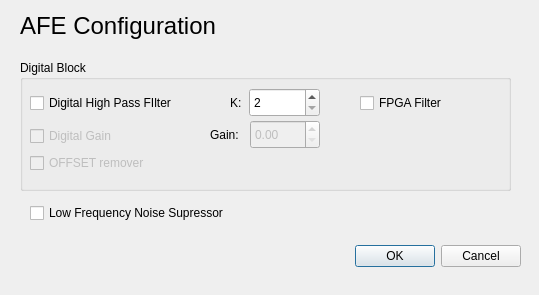
ecristal/daphne_gui, file dialogafeconfiguration.ui: the form before one commit.
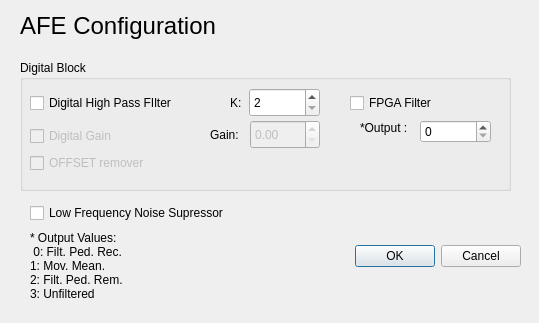
The form after the commit.

The edit to the form file:
```diff
--- a/dialogafeconfiguration.ui
+++ b/dialogafeconfiguration.ui
@@ -7,7 +7,7 @@
     <x>0</x>
     <y>0</y>
     <width>539</width>
-    <height>295</height>
+    <height>323</height>
    </rect>
   </property>
   <property name="windowTitle">
@@ -165,7 +165,7 @@
    <widget class="QCheckBox" name="checkBoxFpgaFilterEnabled">
     <property name="geometry">
      <rect>
-      <x>340</x>
+      <x>330</x>
       <y>30</y>
       <width>101</width>
       <height>26</height>
@@ -175,6 +175,32 @@
      <string>FPGA Filter</string>
     </property>
    </widget>
+   <widget class="QSpinBox" name="spinBoxFilterOutputValue">
+    <property name="geometry">
+     <rect>
+      <x>400</x>
+      <y>60</y>
+      <width>71</width>
+      <height>23</height>
+     </rect>
+    </property>
+    <property name="maximum">
+     <number>3</number>
+    </property>
+   </widget>
+   <widget class="QLabel" name="label_4">
+    <property name="geometry">
+     <rect>
+      <x>340</x>
+      <y>60</y>
+      <width>58</width>
+      <height>15</height>
+     </rect>
+    </property>
+    <property name="text">
+     <string>*Output :</string>
+    </property>
+   </widget>
   </widget>
   <widget class="QCheckBox" name="checkBox_3">
    <property name="enabled">
@@ -192,6 +218,23 @@
     <string>Digital Gain</string>
    </property>
   </widget>
+  <widget class="QLabel" name="label_5">
+   <property name="geometry">
+    <rect>
+     <x>30</x>
+     <y>230</y>
+     <width>151</width>
+     <height>71</height>
+    </rect>
+   </property>
+   <property name="text">
+    <string>* Output Values: 
+ 0: Filt. Ped. Rec.
+1: Mov. Mean. 
+2: Filt. Ped. Rem.
+3: Unfiltered</string>
+   </property>
+  </widget>
  </widget>
  <resources/>
  <connections>
```
